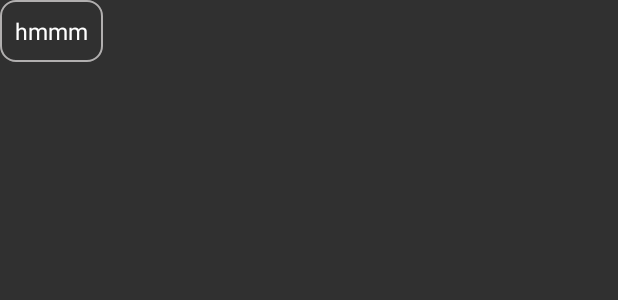
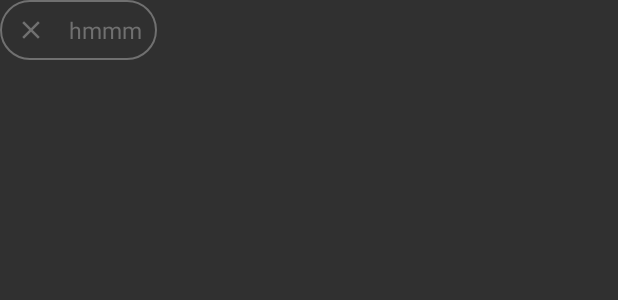
Before and after one commit to thinhbach31/MyMovieDB, an Android app: the layout item_home_filter.xml on its own in the app's theme, with its tools: preview values and no code run, on a phone screen of 412 x 824 dp. Shown: the top 300 px of the screen. Run offline under Robolectric (Android 15) with nearby library versions, the phone set to English and light mode, and no system bars; network calls fail.

Commit message:
MVDB-3 home filter

```diff
--- a/app/src/main/res/drawable/ic_clear.xml
+++ b/app/src/main/res/drawable/ic_clear.xml
@@ -1,5 +1,5 @@
-<vector android:height="24dp" android:tint="#707070"
+<vector android:height="20dp" android:tint="#707070"
     android:viewportHeight="24" android:viewportWidth="24"
-    android:width="24dp" xmlns:android="http://schemas.android.com/apk/res/android">
+    android:width="20dp" xmlns:android="http://schemas.android.com/apk/res/android">
     <path android:fillColor="@android:color/white" android:pathData="M19,6.41L17.59,5 12,10.59 6.41,5 5,6.41 10.59,12 5,17.59 6.41,19 12,13.41 17.59,19 19,17.59 13.41,12z"/>
 </vector>
--- a/app/src/main/res/drawable/shape_item_rounded.xml
+++ b/app/src/main/res/drawable/shape_item_rounded.xml
@@ -1,6 +1,6 @@
 <?xml version="1.0" encoding="utf-8"?>
 <shape android:shape="rectangle" xmlns:android="http://schemas.android.com/apk/res/android">
- <corners android:radius="@dimen/dp_10"/>
+ <corners android:radius="@dimen/dp_20"/>
     <solid android:color="@color/transparent"/>
-    <stroke android:width="1dp" android:color="@color/color_grey"/>
+    <stroke android:width="@dimen/dp_1" android:color="@color/color_grey_home_filter"/>
 </shape>
--- a/app/src/main/res/layout/fragment_home.xml
+++ b/app/src/main/res/layout/fragment_home.xml
@@ -11,7 +11,7 @@
         android:layout_height="wrap_content"
         android:background="@color/header_transparent"
         android:orientation="vertical"
-        android:padding="@dimen/dp_15"
+        android:padding="@dimen/dp_10"
         app:layout_constraintStart_toStartOf="parent"
         app:layout_constraintTop_toTopOf="parent">
 
@@ -19,7 +19,7 @@
             android:id="@+id/title_home_header"
             android:layout_width="wrap_content"
             android:layout_height="wrap_content"
-            android:text="hello"
+            android:text="@string/title_hello_mang"
             android:textColor="@color/white"
             android:textSize="@dimen/sp_25"
             app:layout_constraintStart_toStartOf="parent"
--- a/app/src/main/res/layout/item_home_filter.xml
+++ b/app/src/main/res/layout/item_home_filter.xml
@@ -1,21 +1,40 @@
 <?xml version="1.0" encoding="utf-8"?>
 <LinearLayout xmlns:android="http://schemas.android.com/apk/res/android"
+    xmlns:tools="http://schemas.android.com/tools"
     android:layout_width="wrap_content"
     android:layout_height="wrap_content"
-    android:background="@drawable/shape_item_rounded"
-    android:padding="@dimen/dp_10"
-    android:layout_marginEnd="@dimen/dp_5"
-    android:orientation="horizontal"
-    xmlns:tools="http://schemas.android.com/tools">
+    android:orientation="horizontal">
 
-    <TextView
-        android:id="@+id/title_item_home_filter"
+    <LinearLayout
+        android:id="@+id/rounded_background"
         android:layout_width="wrap_content"
-        android:layout_height="wrap_content"
-        android:textColor="@color/white"
-        android:textSize="@dimen/sp_15"
-        tools:text="hmmm"/>
-<!--    <View-->
-<!--        android:layout_width="5dp"-->
-<!--        android:layout_height="0dp"/>-->
+        android:layout_height="40dp"
+        android:background="@drawable/shape_item_rounded"
+        android:gravity="center"
+        android:layout_marginEnd="@dimen/dp_10"
+        android:paddingVertical="@dimen/dp_5"
+        android:paddingStart="@dimen/dp_5">
+
+        <ImageView
+            android:id="@+id/img_home_filter"
+            android:layout_width="wrap_content"
+            android:layout_height="wrap_content"
+            android:layout_marginStart="@dimen/dp_5"
+            android:layout_marginEnd="@dimen/dp_10"
+            android:src="@drawable/ic_clear"
+            android:visibility="gone"
+            tools:visibility="visible" />
+
+        <TextView
+            android:id="@+id/title_item_home_filter"
+            android:layout_width="wrap_content"
+            android:layout_height="wrap_content"
+            android:layout_marginStart="@dimen/dp_5"
+            android:layout_marginEnd="@dimen/dp_10"
+            android:textColor="@color/color_grey_home_filter"
+            android:textSize="@dimen/sp_15"
+            android:visibility="gone"
+            tools:text="hmmm"
+            tools:visibility="visible" />
+    </LinearLayout>
 </LinearLayout>
--- a/app/src/main/res/values/colors.xml
+++ b/app/src/main/res/values/colors.xml
@@ -14,4 +14,5 @@
     <color name="header_transparent">#2DBCBBBB</color>
     <color name="transparent">#00FFFFFF</color>
     <color name="color_grey">#B1AFAF</color>
+    <color name="color_grey_home_filter">#707070</color>
 </resources>
--- a/app/src/main/res/values/dimens.xml
+++ b/app/src/main/res/values/dimens.xml
@@ -13,4 +13,6 @@
     <dimen name="dp_420">420dp</dimen>
     <dimen name="dp_100">100dp</dimen>
     <dimen name="dp_150">150dp</dimen>
+    <dimen name="dp_25">25dp</dimen>
+    <dimen name="dp_1">1dp</dimen>
 </resources>
--- a/app/src/main/res/values/strings.xml
+++ b/app/src/main/res/values/strings.xml
@@ -2,4 +2,5 @@
     <string name="app_name">My MovieDB</string>
     <string name="title_trending_movie">Trending Movie</string>
     <string name="title_trending_tv_series">Trending TV Series</string>
+    <string name="title_hello_mang">Hello Mang</string>
 </resources>
```
Also changed, not shown: app/src/main/java/com/example/mymoviedb/utils/Functions.kt (added, +16 -0 lines), app/src/main/java/com/example/mymoviedb/view/home/HomeFilterAdapter.kt (+71 -3 lines), app/src/main/java/com/example/mymoviedb/view/home/HomeFragment.kt (+11 -5 lines).
